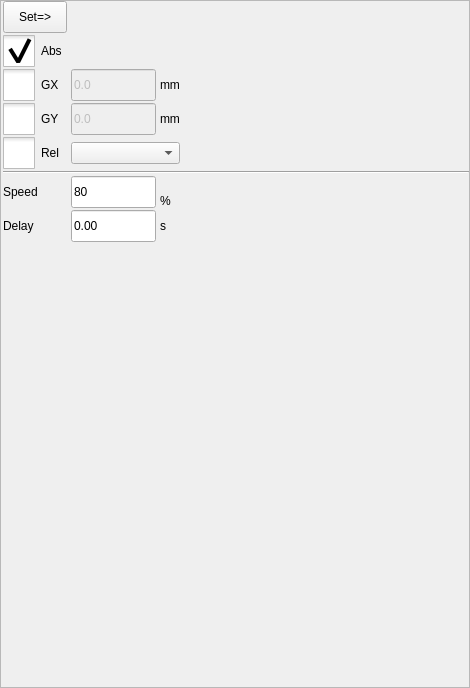
Old version of the form hcinstruction/actionsettingframe.ui in the repository GaussCheng/2-5AxisPunch.
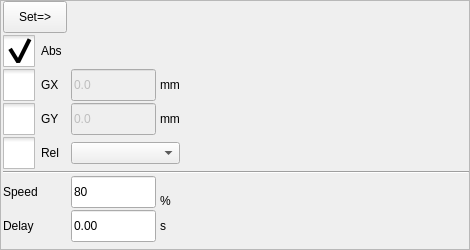
New version of the form. Icons and pictures are not drawn. Custom widgets are drawn as their Qt base class.

What changed in the file:
```diff
--- a/hcinstruction/actionsettingframe.ui
+++ b/hcinstruction/actionsettingframe.ui
@@ -7,7 +7,7 @@
     <x>0</x>
     <y>0</y>
     <width>470</width>
-    <height>688</height>
+    <height>250</height>
    </rect>
   </property>
   <property name="windowTitle">
```
Left out of the diff: 4 changed lines with no effect on the pictures.
